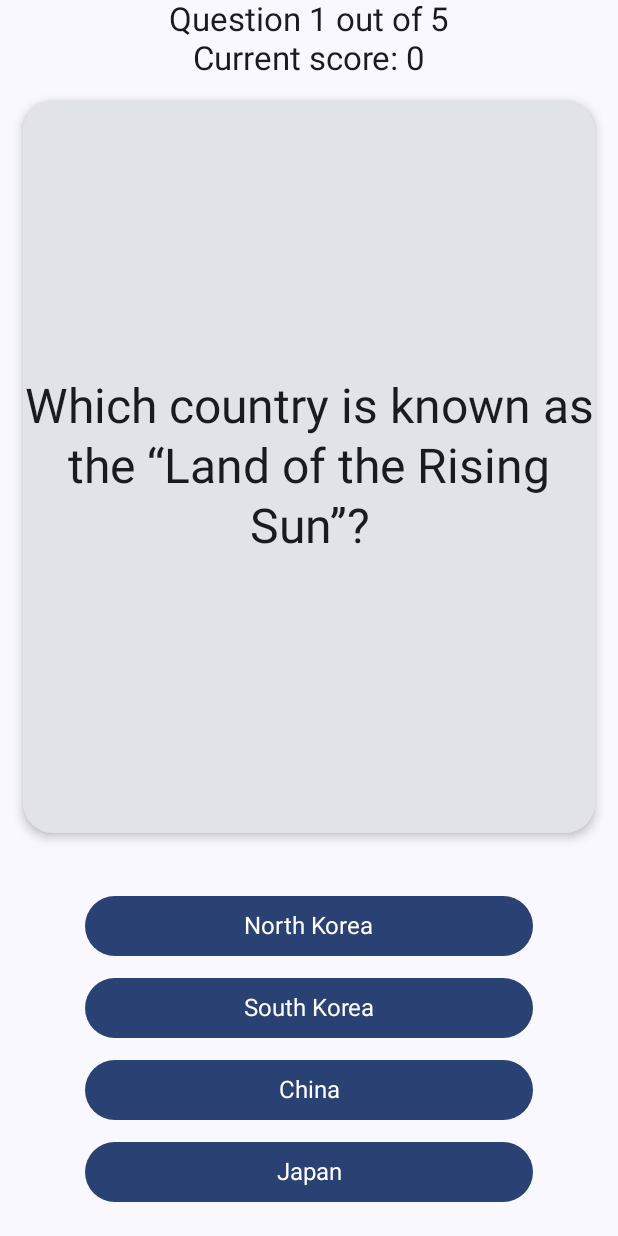
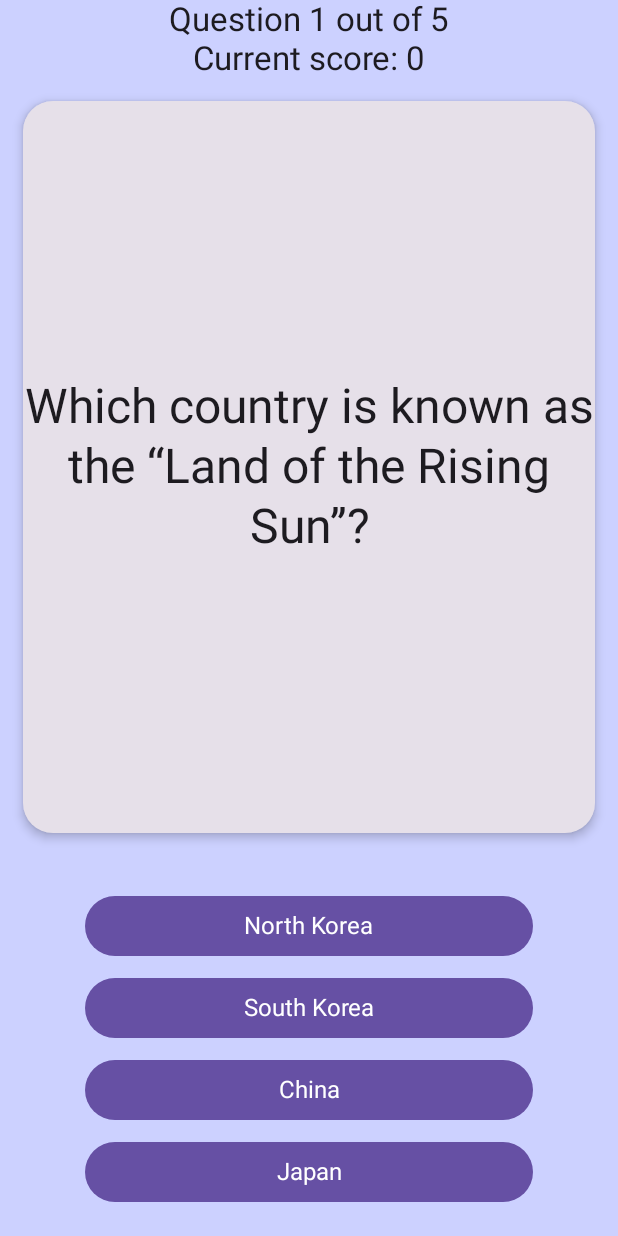
Before and after one commit to NikitaKurganovich/APT-Lab3, an Android app built with Jetpack Compose: the screen it shows after launch (MainActivity), after a tap on "Countries Quiz", on a phone screen of 412 x 824 dp. Run offline under Robolectric (Android 15) with nearby library versions, the light colour scheme and no system bars; our stand-ins replace Voyager, livedata-compose; 1 statement that could not run was skipped.

Commit message:
Changed UI background color

```diff
--- a/app/src/main/java/com/example/aptlab3/ComposableElements.kt
+++ /dev/null
@@ -1 +0,0 @@
-package com.example.aptlab3
--- a/app/src/main/java/com/example/aptlab3/MainActivity.kt
+++ b/app/src/main/java/com/example/aptlab3/MainActivity.kt
@@ -5,15 +5,22 @@ package com.example.aptlab3
 import android.os.Bundle
 import androidx.activity.ComponentActivity
 import androidx.activity.compose.setContent
+import androidx.compose.foundation.layout.fillMaxSize
 import androidx.compose.material3.*
+import androidx.compose.ui.Modifier
 import cafe.adriel.voyager.navigator.Navigator
 import com.example.aptlab3.screens.HomeScreen
+import com.example.aptlab3.ui.theme.APTLab3Theme
 
 class MainActivity : ComponentActivity() {
     override fun onCreate(savedInstanceState: Bundle?) {
         super.onCreate(savedInstanceState)
         setContent {
-            Navigator(HomeScreen(baseContext))
+            APTLab3Theme{
+                Surface(modifier = Modifier.fillMaxSize(), color = MaterialTheme.colorScheme.background){
+                    Navigator(HomeScreen(baseContext))
+                }
+            }
         }
     }
 }
--- a/app/src/main/java/com/example/aptlab3/ui/theme/Color.kt
+++ b/app/src/main/java/com/example/aptlab3/ui/theme/Color.kt
@@ -5,7 +5,9 @@ import androidx.compose.ui.graphics.Color
 val Purple80 = Color(0xFFD0BCFF)
 val PurpleGrey80 = Color(0xFFCCC2DC)
 val Pink80 = Color(0xFFEFB8C8)
+val BackgroundColor80 = Color(0xFF454545)
 
 val Purple40 = Color(0xFF6650a4)
 val PurpleGrey40 = Color(0xFF625b71)
 val Pink40 = Color(0xFF7D5260)
+val BackgroundColor40 = Color(0xFFCCD1FF)
--- a/app/src/main/java/com/example/aptlab3/ui/theme/Theme.kt
+++ b/app/src/main/java/com/example/aptlab3/ui/theme/Theme.kt
@@ -20,14 +20,14 @@ private val DarkColorScheme = darkColorScheme(
     primary = Purple80,
     secondary = PurpleGrey80,
     tertiary = Pink80,
-    background = Color(0xFF454545)
+    background = BackgroundColor80
 )
 
 private val LightColorScheme = lightColorScheme(
     primary = Purple40,
     secondary = PurpleGrey40,
     tertiary = Pink40,
-    background = Color(0xFFAECAFF)
+    background = BackgroundColor40
     /* Other default colors to override
     background = Color(0xFFFFFBFE),
     surface = Color(0xFFFFFBFE),
@@ -43,7 +43,7 @@ private val LightColorScheme = lightColorScheme(
 fun APTLab3Theme(
     darkTheme: Boolean = isSystemInDarkTheme(),
     // Dynamic color is available on Android 12+
-    dynamicColor: Boolean = true,
+    dynamicColor: Boolean = false,
     content: @Composable () -> Unit
 ) {
     val colorScheme = when {
```
